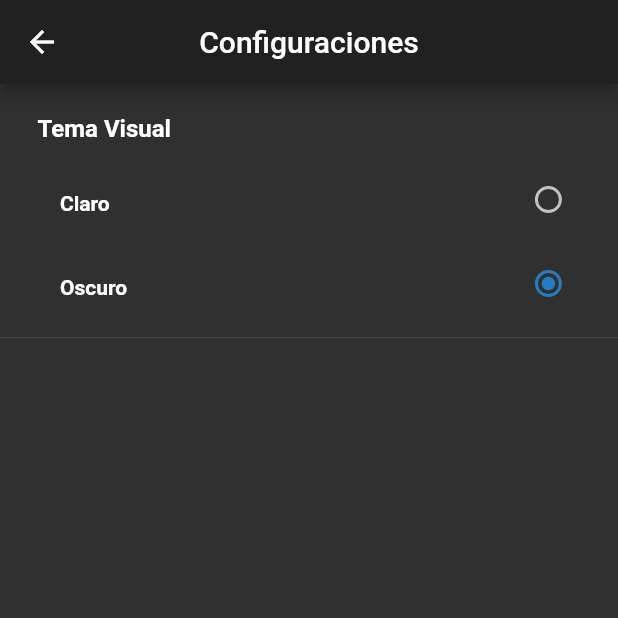
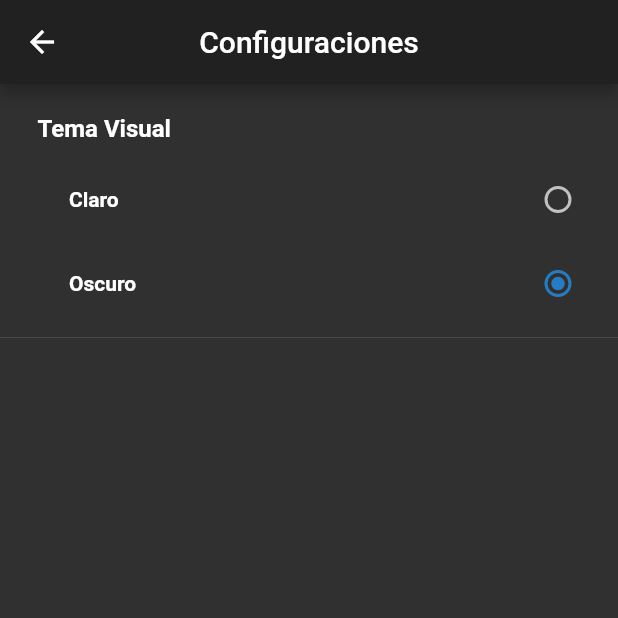
Before and after one commit to leynier/cubaopenplay-app, a Flutter app: the screen it shows after launch, in the side drawer, after a tap on "Configuraciones", on a phone screen of 412 x 824 dp, the top half of it. Run offline on Flutter 3.47's test engine with Material 2 defaults, Android fonts, the phone set to English and light mode, and no system bars; our stand-ins replace animated_theme_switcher, cached_network_image, flutter_bloc, flutter_markdown, get_it, hive and 4 more; missing offline and left inert: apklis_api, html2md; accounts and stored records are empty; generated files the repository leaves out were written again.

Commit message:
Improve visual theme selector in settings page

```diff
--- a/lib/src/pages/settings_page.dart
+++ b/lib/src/pages/settings_page.dart
@@ -26,30 +26,26 @@ class SettingsPage extends StatelessWidget {
                   ),
                 ),
               ),
-              Row(
-                children: <Widget>[
-                  Expanded(
-                    flex: 4,
-                    child: Container(
-                      margin: EdgeInsets.fromLTRB(40, 15, 25, 10),
+              ThemeSwitcher(
+                builder: (context) {
+                  return ListTile(
+                    title: Container(
+                      margin: EdgeInsets.only(left: 30),
                       child: Text(
                         'Claro',
                         style: TextStyle(
                           fontWeight: FontWeight.bold,
+                          fontSize: 14,
                         ),
                       ),
                     ),
-                  ),
-                  Expanded(
-                    flex: 1,
-                    child: ThemeSwitcher(
-                      builder: (context) {
-                        return RadioListTile(
+                    trailing: Radio(
                       value: AppThemeType.light,
                       groupValue: DataManager.appTheme,
-                          activeColor: Theme.of(context).accentColor,
-                          onChanged: (value) {
-                            DataManager.appTheme = value;
+                      onChanged: (_) {},
+                    ),
+                    onTap: () {
+                      DataManager.appTheme = AppThemeType.light;
                       ThemeSwitcher.of(context).changeTheme(
                         theme: DataManager.appTheme.theme,
                       );
@@ -57,42 +53,32 @@ class SettingsPage extends StatelessWidget {
                   );
                 },
               ),
-                  ),
-                ],
-              ),
-              Row(
-                children: <Widget>[
-                  Expanded(
-                    flex: 4,
-                    child: Container(
-                      margin: EdgeInsets.fromLTRB(40, 15, 25, 10),
+              ThemeSwitcher(
+                builder: (context) {
+                  return ListTile(
+                    title: Container(
+                      margin: EdgeInsets.only(left: 30),
                       child: Text(
                         'Oscuro',
                         style: TextStyle(
                           fontWeight: FontWeight.bold,
+                          fontSize: 14,
                         ),
                       ),
                     ),
-                  ),
-                  Expanded(
-                    flex: 1,
-                    child: ThemeSwitcher(
-                      builder: (context) {
-                        return RadioListTile(
+                    trailing: Radio(
                       value: AppThemeType.dark,
                       groupValue: DataManager.appTheme,
-                          activeColor: Theme.of(context).accentColor,
-                          onChanged: (value) {
-                            DataManager.appTheme = value;
+                      onChanged: (_) {},
+                    ),
+                    onTap: () {
+                      DataManager.appTheme = AppThemeType.dark;
                       ThemeSwitcher.of(context).changeTheme(
                         theme: DataManager.appTheme.theme,
                       );
                     },
                   );
                 },
-                    ),
-                  ),
-                ],
               ),
               Divider(),
             ],
--- a/lib/src/utils/app_theme.dart
+++ b/lib/src/utils/app_theme.dart
@@ -6,10 +6,12 @@ class AppTheme {
   static final ThemeData light = ThemeData(
     brightness: Brightness.light,
     accentColor: Colors.red,
+    toggleableActiveColor: Colors.red,
   );
   static final ThemeData dark = ThemeData(
     brightness: Brightness.dark,
     accentColor: Colors.blue.withOpacity(0.75),
+    toggleableActiveColor: Colors.blue.withOpacity(0.75),
   );
 
   static AppThemeType getThemeType(String name) {
```
Lines whose indentation alone changed are shown as unchanged.
